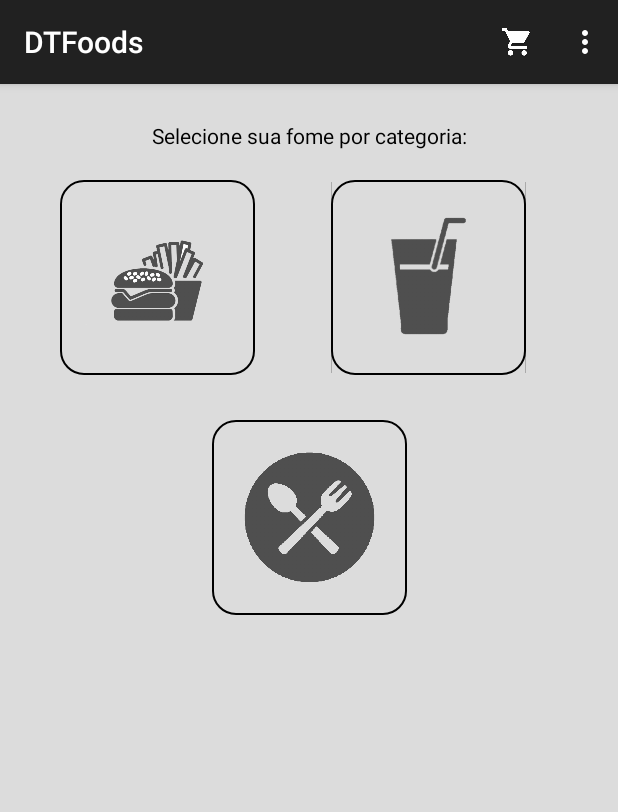
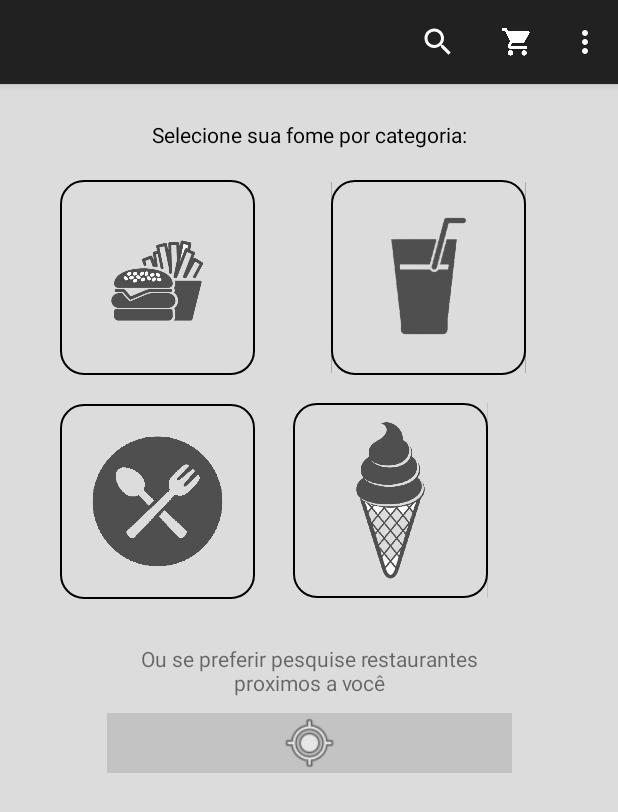
Before and after one commit to f4r0fA/ProjectDigTech, an Android app: the screen it shows after launch once a user with an empty profile is signed in (TelaPrincipal), on a phone screen of 412 x 824 dp. Shown: the top 812 px of the screen. Run offline under Robolectric (Android 15) with nearby library versions, the phone set to English and light mode, and no system bars; our stand-ins replace Firebase (no records; nobody signed in at launch, a user with empty details on screens opened directly).

Commit message:
Implementacao de categoria

```diff
--- a/app/src/main/java/com/example/yuri/projectdigtech/TelaPrincipal.java
+++ b/app/src/main/java/com/example/yuri/projectdigtech/TelaPrincipal.java
@@ -5,12 +5,22 @@ import android.support.v7.app.AppCompatActivity;
 import android.os.Bundle;
 import android.view.Menu;
 import android.view.MenuItem;
+import android.view.View;
+import android.widget.ImageButton;
 
 import com.google.firebase.auth.FirebaseAuth;
 
 public class TelaPrincipal extends AppCompatActivity {
 
     private FirebaseAuth firebaseAuth;
+
+    //-----------------------------
+    private ImageButton lanche;
+    private ImageButton bebidas;
+    private ImageButton pratos;
+    private ImageButton sorvetes;
+
+    //-----------------------------
 
     @Override
     protected void onCreate(Bundle savedInstanceState) {
@@ -19,7 +29,26 @@ public class TelaPrincipal extends AppCompatActivity {
 
         firebaseAuth = FirebaseAuth.getInstance();
 
-    }
+        bebidas = (ImageButton)findViewById(R.id.bebidas);
+        lanche = (ImageButton)findViewById(R.id.lanche);
+        pratos = (ImageButton)findViewById(R.id.pratos);
+        sorvetes = (ImageButton)findViewById(R.id.sorvetes);
+
+
+        bebidas.setOnClickListener(new View.OnClickListener() {
+            @Override
+            public void onClick(View v) {
+               startActivity(new Intent(TelaPrincipal.this, TelaBebidas.class));
+            }
+        });
+        lanche.setOnClickListener(new View.OnClickListener() {
+            @Override
+            public void onClick(View v) {
+             startActivity(new Intent (TelaPrincipal.this, TelaLanche.class));
+            }
+    });
+
+}
     private void Logout(){
         firebaseAuth.signOut();
         finish();
@@ -39,4 +68,5 @@ public class TelaPrincipal extends AppCompatActivity {
         }
         return super.onOptionsItemSelected(item);
     }
+
 }
--- a/app/src/main/res/layout/activity_tela_principal.xml
+++ b/app/src/main/res/layout/activity_tela_principal.xml
@@ -5,10 +5,11 @@
     android:layout_width="match_parent"
     android:layout_height="match_parent"
     android:background="#DCDCDC"
-    tools:context=".TelaPrincipal">
+    tools:context=".TelaPrincipal"
+    tools:layout_editor_absoluteY="81dp">
 
     <ImageButton
-        android:id="@+id/imageButton2"
+        android:id="@+id/lanche"
         android:layout_width="130dp"
         android:layout_height="130dp"
         android:layout_marginStart="40dp"
@@ -22,7 +23,7 @@
         app:srcCompat="@drawable/burgerefritas" />
 
     <ImageButton
-        android:id="@+id/imageButton3"
+        android:id="@+id/bebidas"
         android:layout_width="130dp"
         android:layout_height="130dp"
         android:layout_marginStart="8dp"
@@ -34,27 +35,23 @@
         android:scaleType="centerInside"
         app:layout_constraintEnd_toEndOf="parent"
         app:layout_constraintHorizontal_bias="0.666"
-        app:layout_constraintStart_toEndOf="@+id/imageButton2"
+        app:layout_constraintStart_toEndOf="@+id/lanche"
         app:layout_constraintTop_toTopOf="parent"
         app:srcCompat="@drawable/soda" />
 
     <ImageButton
-        android:id="@+id/imageButton4"
+        android:id="@+id/pratos"
         android:layout_width="130dp"
         android:layout_height="130dp"
-        android:layout_marginStart="8dp"
-        android:layout_marginLeft="8dp"
-        android:layout_marginTop="224dp"
-        android:layout_marginEnd="8dp"
-        android:layout_marginRight="8dp"
+        android:layout_marginStart="40dp"
+        android:layout_marginLeft="40dp"
         android:layout_marginBottom="8dp"
         android:background="@drawable/buttons"
         android:scaleType="centerInside"
         app:layout_constraintBottom_toBottomOf="parent"
-        app:layout_constraintEnd_toEndOf="parent"
         app:layout_constraintStart_toStartOf="parent"
-        app:layout_constraintTop_toTopOf="parent"
-        app:layout_constraintVertical_bias="0.0"
+        app:layout_constraintTop_toBottomOf="@+id/lanche"
+        app:layout_constraintVertical_bias="0.044"
         app:srcCompat="@drawable/prato" />
 
     <TextView
@@ -69,9 +66,60 @@
         android:layout_marginBottom="8dp"
         android:text="Selecione sua fome por categoria:"
         android:textColor="@android:color/black"
-        app:layout_constraintBottom_toTopOf="@+id/imageButton4"
+        app:layout_constraintBottom_toTopOf="@+id/pratos"
         app:layout_constraintEnd_toEndOf="parent"
         app:layout_constraintStart_toStartOf="parent"
         app:layout_constraintTop_toTopOf="parent"
         app:layout_constraintVertical_bias="0.091" />
+
+    <TextView
+        android:id="@+id/textView3"
+        android:layout_width="270dp"
+        android:layout_height="40dp"
+        android:layout_marginStart="8dp"
+        android:layout_marginLeft="8dp"
+        android:layout_marginTop="324dp"
+        android:layout_marginEnd="8dp"
+        android:layout_marginRight="8dp"
+        android:gravity="center_vertical|center"
+        android:text="Ou se preferir pesquise restaurantes proximos a você"
+        app:layout_constraintEnd_toEndOf="parent"
+        app:layout_constraintStart_toStartOf="parent"
+        app:layout_constraintTop_toBottomOf="@+id/textView" />
+
+    <ImageView
+        android:id="@+id/pesquisalocalidade"
+        android:layout_width="270dp"
+        android:layout_height="40dp"
+        android:layout_marginStart="8dp"
+        android:layout_marginLeft="8dp"
+        android:layout_marginTop="8dp"
+        android:layout_marginEnd="8dp"
+        android:layout_marginRight="8dp"
+        android:layout_marginBottom="8dp"
+        android:background="#c3c3c3"
+        app:layout_constraintBottom_toBottomOf="parent"
+        app:layout_constraintEnd_toEndOf="parent"
+        app:layout_constraintStart_toStartOf="parent"
+        app:layout_constraintTop_toBottomOf="@+id/textView3"
+        app:layout_constraintVertical_bias="0.0"
+        app:srcCompat="@android:drawable/ic_menu_mylocation" />
+
+    <ImageButton
+        android:id="@+id/sorvetes"
+        android:layout_width="130dp"
+        android:layout_height="130dp"
+        android:layout_marginStart="8dp"
+        android:layout_marginEnd="8dp"
+        android:layout_marginRight="8dp"
+        android:background="@drawable/buttons"
+        android:scaleType="centerInside"
+        app:layout_constraintBottom_toBottomOf="parent"
+        app:layout_constraintEnd_toEndOf="parent"
+        app:layout_constraintHorizontal_bias="0.181"
+        app:layout_constraintStart_toEndOf="@+id/pratos"
+        app:layout_constraintTop_toBottomOf="@+id/bebidas"
+        app:layout_constraintVertical_bias="0.042"
+        app:srcCompat="@drawable/icecream" />
+
 </android.support.constraint.ConstraintLayout>
--- a/app/src/main/res/menu/menu.xml
+++ b/app/src/main/res/menu/menu.xml
@@ -3,9 +3,16 @@
     xmlns:app="http://schemas.android.com/apk/res-auto">
 
     <item
+        android:id="@+id/app_bar_search"
+        android:icon="@android:drawable/ic_menu_search"
+        android:orderInCategory="100"
+        android:title="Procurar"
+        app:actionViewClass="android.widget.SearchView"
+        app:showAsAction="always" />
+    <item
         android:id="@+id/shoppinsMenu"
         android:icon="@drawable/web_hi_res_512"
-        android:orderInCategory="100"
+        android:orderInCategory="101"
         app:showAsAction="always"
         android:title="Carrinho"/>
     <item
```
Also changed, not shown: app/src/main/AndroidManifest.xml (+7 -2 lines), app/src/main/java/com/example/yuri/projectdigtech/TelaBebidas.java (added, +13 -0 lines), app/src/main/java/com/example/yuri/projectdigtech/TelaLanche.java (added, +13 -0 lines), app/src/main/res/drawable/ic_search_black_24dp.xml (added, +9 -0 lines), app/src/main/res/layout/activity_tela_bebidas.xml (added, +84 -0 lines), app/src/main/res/layout/activity_tela_lanche.xml (added, +9 -0 lines), app/src/main/res/drawable/alcoolico.png (added), app/src/main/res/drawable/coke.png (added), app/src/main/res/drawable/icecream.png (added), app/src/main/res/drawable/iconescomidas/burger e fritas.png (deleted), app/src/main/res/drawable/img11.png (deleted).
